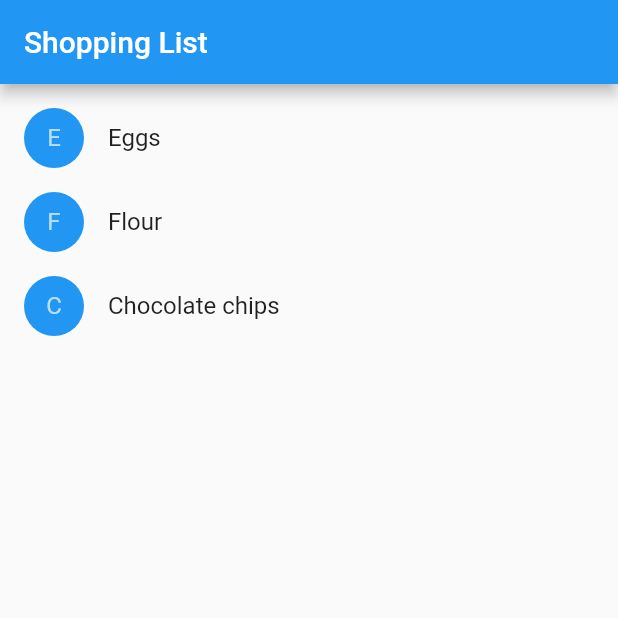
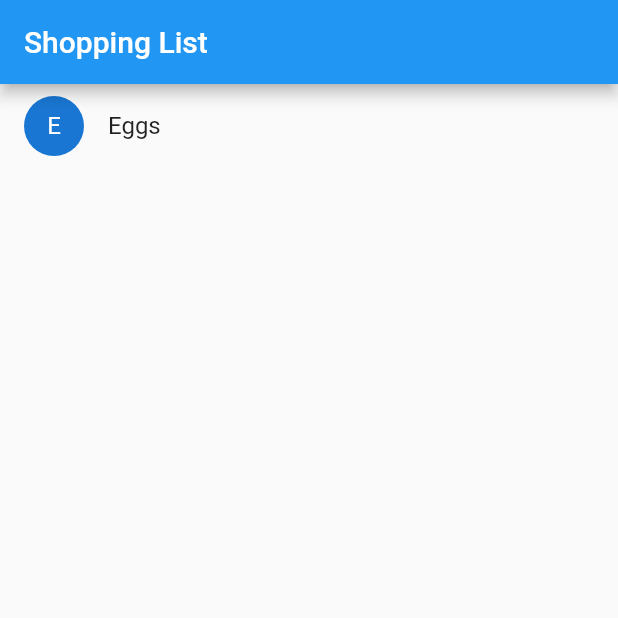
Before and after one commit to mortadha1144/intro_to_widgets, a Flutter app: the screen it shows after launch, on a phone screen of 412 x 824 dp, the top half of it. Run offline on Flutter 3.47's test engine with Material 2 defaults, Android fonts, the phone set to English and light mode, and no system bars.

Commit message:
my shopping list

```diff
--- a/lib/main.dart
+++ b/lib/main.dart
@@ -1,17 +1,19 @@
 import 'package:flutter/material.dart';
 import 'package:intro_to_widgets/my_button.dart';
+import 'package:intro_to_widgets/my_shopping_list.dart';
 import 'package:intro_to_widgets/shoping_list_item.dart';
 
 void main() {
+  // const shoppingList = ShoppingList(
+  //       product: [
+  //         Product(name: 'Eggs'),
+  //         Product(name: 'Flour'),
+  //         Product(name: 'Chocolate chips'),
+  //       ],
+  //     );
   runApp(
     const MaterialApp(
-      home: ShoppingList(
-        product: [
-          Product(name: 'Eggs'),
-          Product(name: 'Flour'),
-          Product(name: 'Chocolate chips'),
-        ],
-      ),
+      home: MySoppingList(),
     ),
   );
 }
--- /dev/null
+++ b/lib/my_shopping_list.dart
@@ -0,0 +1,32 @@
+import 'package:flutter/material.dart';
+import 'package:flutter/src/widgets/container.dart';
+import 'package:flutter/src/widgets/framework.dart';
+
+class MySoppingList extends StatefulWidget {
+  const MySoppingList({super.key});
+
+  @override
+  State<MySoppingList> createState() => _MySoppingListState();
+}
+
+class _MySoppingListState extends State<MySoppingList> {
+  @override
+  Widget build(BuildContext context) {
+    return Scaffold(
+      appBar: AppBar(
+        title: const Text('Shopping List'),
+      ),
+      body: ListView(
+        children: [
+          ListTile(
+            leading: const CircleAvatar(
+              child: Text('E'),
+            ),
+            title: const Text('Eggs'),
+            onTap: () {},
+          )
+        ],
+      ),
+    );
+  }
+}
```
Also changed, not shown: lib/shoping_list_item.dart (+5 -5 lines).
